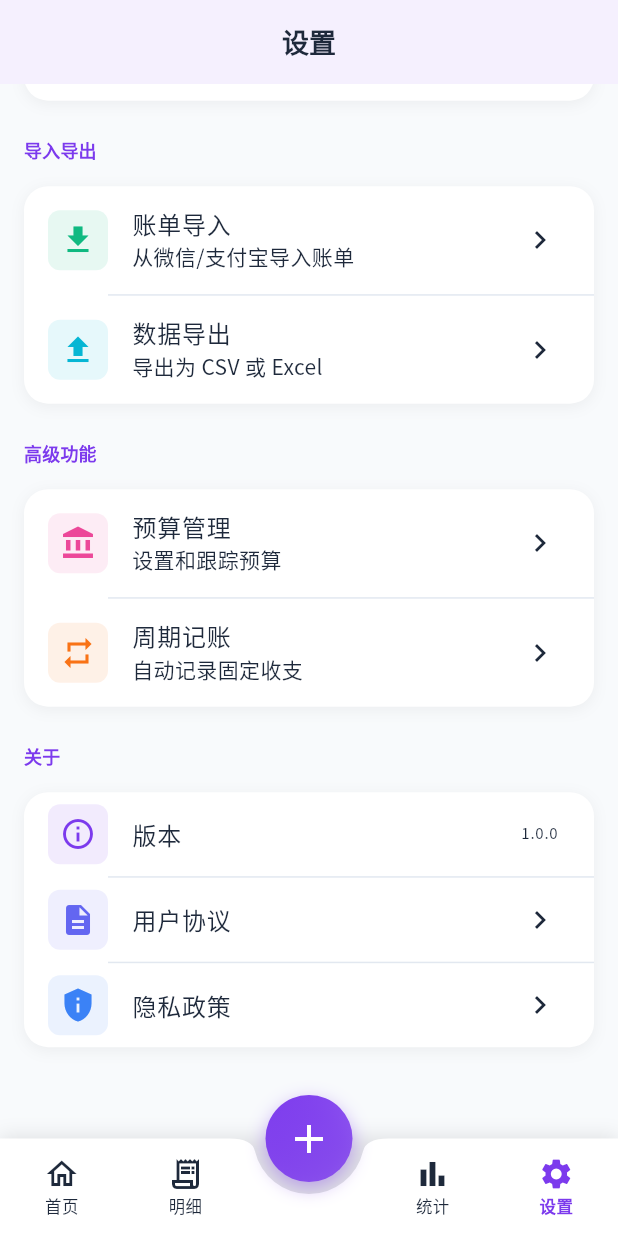
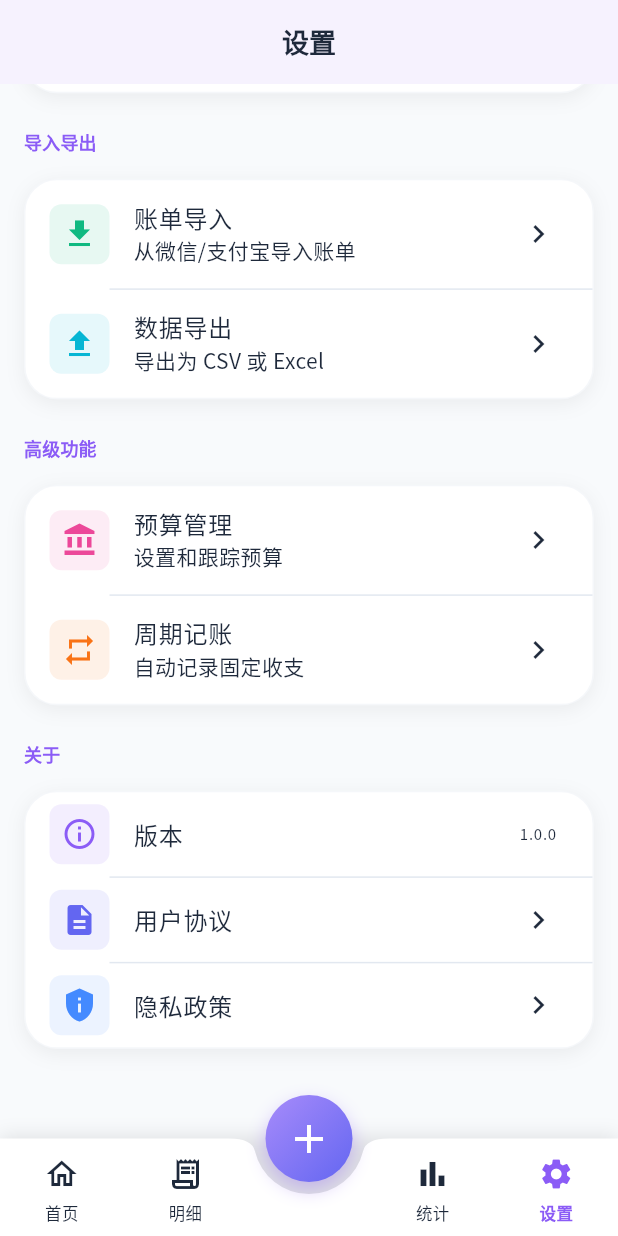
Before and after one commit to GuheiheiYa/golden-bookkeeper, a Flutter app: the screen it shows after launch, item 4 of the bottom bar chosen, scrolled down 476 dp, on a phone screen of 412 x 824 dp. Run offline on Flutter 3.47's test engine with Material 3 defaults, Android fonts, the phone set to English and light mode, and no system bars; drawn by our look-alikes of flutter_animate; our stand-ins replace csv, file_picker, fl_chart, flutter_riverpod, go_router, google_fonts and 4 more; missing offline and left inert: excel; accounts and stored records are empty.

Commit message:
style(theme): premium dark palette and nav chrome
Co-authored-by: Cursor <cursoragent@cursor.com>

```diff
--- a/lib/app/router/app_router.dart
+++ b/lib/app/router/app_router.dart
@@ -94,7 +94,9 @@ class MainScreen extends StatelessWidget {
           padding: EdgeInsets.zero,
           notchMargin: 8,
           shape: const CircularNotchedRectangle(),
-          color: theme.colorScheme.surface,
+          color: isDark ? AppColors.darkSurfaceVariant : theme.colorScheme.surface,
+          elevation: isDark ? 8 : 2,
+          shadowColor: Colors.black.withOpacity(isDark ? 0.45 : 0.12),
           child: Row(
             mainAxisAlignment: MainAxisAlignment.spaceAround,
             children: [
@@ -146,8 +148,8 @@ class MainScreen extends StatelessWidget {
         decoration: BoxDecoration(
           gradient: LinearGradient(
             colors: [
-              AppColors.primary,
-              AppColors.primary.withOpacity(0.8),
+              AppColors.primaryLight,
+              AppColors.secondary,
             ],
             begin: Alignment.topLeft,
             end: Alignment.bottomRight,
@@ -155,9 +157,9 @@ class MainScreen extends StatelessWidget {
           shape: BoxShape.circle,
           boxShadow: [
             BoxShadow(
-              color: AppColors.primary.withOpacity(0.4),
-              blurRadius: 10,
-              offset: const Offset(0, 4),
+              color: AppColors.primary.withOpacity(isDark ? 0.55 : 0.35),
+              blurRadius: isDark ? 16 : 10,
+              offset: const Offset(0, 5),
             ),
           ],
         ),
@@ -187,7 +189,24 @@ class MainScreen extends StatelessWidget {
     required bool isSelected,
   }) {
     final theme = Theme.of(context);
-    final color = isSelected ? AppColors.primary : theme.colorScheme.onSurfaceVariant;
+    final isDark = theme.brightness == Brightness.dark;
+
+    late final Color iconColor;
+    late final Color labelColor;
+    if (isDark) {
+      if (isSelected) {
+        iconColor = AppColors.darkBackground;
+        labelColor = AppColors.darkBackground;
+      } else {
+        iconColor = AppColors.darkOnSurfaceVariant;
+        labelColor = AppColors.darkOnSurfaceVariant;
+      }
+    } else {
+      final color =
+          isSelected ? AppColors.primary : theme.colorScheme.onSurfaceVariant;
+      iconColor = color;
+      labelColor = color;
+    }
 
     return InkWell(
       onTap: () {
@@ -204,16 +223,33 @@ class MainScreen extends StatelessWidget {
           mainAxisSize: MainAxisSize.min,
           mainAxisAlignment: MainAxisAlignment.center,
           children: [
-            Icon(
-              isSelected ? selectedIcon : icon,
-              color: color,
-              size: 24,
+            SizedBox(
+              height: 34,
+              child: Stack(
+                alignment: Alignment.center,
+                children: [
+                  if (isDark && isSelected)
+                    Container(
+                      width: 36,
+                      height: 36,
+                      decoration: const BoxDecoration(
+                        color: Colors.white,
+                        shape: BoxShape.circle,
+                      ),
+                    ),
+                  Icon(
+                    isSelected ? selectedIcon : icon,
+                    color: iconColor,
+                    size: 24,
+                  ),
+                ],
+              ),
             ),
             const SizedBox(height: 2),
             Text(
               label,
               style: TextStyle(
-                color: color,
+                color: labelColor,
                 fontSize: 11,
                 fontWeight: isSelected ? FontWeight.w600 : FontWeight.normal,
               ),
--- a/lib/core/theme/app_colors.dart
+++ b/lib/core/theme/app_colors.dart
@@ -1,22 +1,22 @@
 import 'package:flutter/material.dart';
 
 class AppColors {
-  // 主色调 - 紫色/靛蓝 (Claude 风格)
-  static const Color primary = Color(0xFF7C3AED);
-  static const Color primaryLight = Color(0xFF8B5CF6);
-  static const Color primaryDark = Color(0xFF6D28D9);
+  /// 主色：偏亮紫，在深色底上更接近参考图的点缀色
+  static const Color primary = Color(0xFF8B5CF6);
+  static const Color primaryLight = Color(0xFFA78BFA);
+  static const Color primaryDark = Color(0xFF7C3AED);
   static const Color secondary = Color(0xFF6366F1);
   static const Color secondaryLight = Color(0xFF818CF8);
 
-  // 功能色
-  static const Color success = Color(0xFF10B981);
-  static const Color warning = Color(0xFFF59E0B);
-  static const Color error = Color(0xFFEF4444);
-  static const Color info = Color(0xFF3B82F6);
+  // 功能色（深色 UI 上略提高饱和度）
+  static const Color success = Color(0xFF00E676);
+  static const Color warning = Color(0xFFFFB020);
+  static const Color error = Color(0xFFFF5252);
+  static const Color info = Color(0xFF448AFF);
 
-  // 收入/支出
-  static const Color income = Color(0xFF10B981);
-  static const Color expense = Color(0xFFEF4444);
+  /// 收入 / 支出（金融类深色 App 常用绿 / 珊瑚红）
+  static const Color income = Color(0xFF00E676);
+  static const Color expense = Color(0xFFFF5252);
 
   // 亮色模式
   static const Color lightBackground = Color(0xFFF8FAFC);
@@ -28,15 +28,18 @@ class AppColors {
   static const Color lightOutline = Color(0xFFE2E8F0);
   static const Color lightShadow = Color(0x0D000000);
 
-  // 暗色模式
-  static const Color darkBackground = Color(0xFF0F0F23);
-  static const Color darkSurface = Color(0xFF1A1A2E);
-  static const Color darkSurfaceVariant = Color(0xFF252542);
-  static const Color darkOnBackground = Color(0xFFE2E8F0);
-  static const Color darkOnSurface = Color(0xFFE2E8F0);
-  static const Color darkOnSurfaceVariant = Color(0xFF94A3B8);
-  static const Color darkOutline = Color(0xFF334155);
-  static const Color darkShadow = Color(0x1A000000);
+  /// 暗色：近黑底 + 略亮一级卡片（对齐常见 premium dark / #121212 体系）
+  static const Color darkBackground = Color(0xFF121212);
+  static const Color darkSurface = Color(0xFF1E1E1E);
+  static const Color darkSurfaceVariant = Color(0xFF2C2C2E);
+  static const Color darkOnBackground = Color(0xFFFFFFFF);
+  static const Color darkOnSurface = Color(0xFFFFFFFF);
+  static const Color darkOnSurfaceVariant = Color(0xFF9E9E9E);
+  static const Color darkOutline = Color(0xFF38383A);
+  static const Color darkShadow = Color(0x66000000);
+
+  /// 深色卡片边缘高光（轻层次，非重度玻璃模糊）
+  static const Color darkCardBorder = Color(0x14FFFFFF);
 
   // 分类颜色
   static const List<Color> categoryColors = [
--- a/lib/core/theme/app_theme.dart
+++ b/lib/core/theme/app_theme.dart
@@ -39,8 +39,9 @@ class AppTheme {
       cardTheme: CardThemeData(
         color: AppColors.lightSurface,
         elevation: 0,
+        shadowColor: AppColors.lightShadow,
         shape: RoundedRectangleBorder(
-          borderRadius: BorderRadius.circular(16),
+          borderRadius: BorderRadius.circular(22),
         ),
       ),
       bottomNavigationBarTheme: BottomNavigationBarThemeData(
@@ -61,15 +62,15 @@ class AppTheme {
         filled: true,
         fillColor: AppColors.lightSurfaceVariant,
         border: OutlineInputBorder(
-          borderRadius: BorderRadius.circular(12),
+          borderRadius: BorderRadius.circular(14),
           borderSide: BorderSide.none,
         ),
         enabledBorder: OutlineInputBorder(
-          borderRadius: BorderRadius.circular(12),
+          borderRadius: BorderRadius.circular(14),
           borderSide: BorderSide.none,
         ),
         focusedBorder: OutlineInputBorder(
-          borderRadius: BorderRadius.circular(12),
+          borderRadius: BorderRadius.circular(14),
           borderSide: BorderSide(color: AppColors.primary, width: 2),
         ),
         contentPadding: EdgeInsets.symmetric(horizontal: 16, vertical: 14),
@@ -81,7 +82,7 @@ class AppTheme {
           elevation: 0,
           padding: EdgeInsets.symmetric(horizontal: 24, vertical: 14),
           shape: RoundedRectangleBorder(
-            borderRadius: BorderRadius.circular(12),
+            borderRadius: BorderRadius.circular(14),
           ),
         ),
       ),
@@ -106,15 +107,18 @@ class AppTheme {
         onPrimary: Colors.white,
         onSecondary: Colors.white,
         onSurface: AppColors.darkOnSurface,
+        onSurfaceVariant: AppColors.darkOnSurfaceVariant,
         outline: AppColors.darkOutline,
         error: AppColors.error,
       ),
       scaffoldBackgroundColor: AppColors.darkBackground,
+      shadowColor: Colors.black.withOpacity(0.45),
       textTheme: _buildTextTheme(Brightness.dark),
       appBarTheme: AppBarTheme(
-        backgroundColor: AppColors.darkSurface,
+        backgroundColor: AppColors.darkBackground,
         foregroundColor: AppColors.darkOnSurface,
         elevation: 0,
+        scrolledUnderElevation: 0,
         centerTitle: true,
         titleTextStyle: GoogleFonts.notoSansSc(
           fontSize: 18,
@@ -125,13 +129,14 @@ class AppTheme {
       cardTheme: CardThemeData(
         color: AppColors.darkSurface,
         elevation: 0,
+        shadowColor: AppColors.darkShadow,
         shape: RoundedRectangleBorder(
-          borderRadius: BorderRadius.circular(16),
+          borderRadius: BorderRadius.circular(24),
         ),
       ),
       bottomNavigationBarTheme: BottomNavigationBarThemeData(
         backgroundColor: AppColors.darkSurface,
-        selectedItemColor: AppColors.primaryLight,
+        selectedItemColor: AppColors.darkOnSurface,
         unselectedItemColor: AppColors.darkOnSurfaceVariant,
         type: BottomNavigationBarType.fixed,
         elevation: 0,
@@ -147,15 +152,15 @@ class AppTheme {
         filled: true,
         fillColor: AppColors.darkSurfaceVariant,
         border: OutlineInputBorder(
-          borderRadius: BorderRadius.circular(12),
+          borderRadius: BorderRadius.circular(14),
           borderSide: BorderSide.none,
         ),
         enabledBorder: OutlineInputBorder(
-          borderRadius: BorderRadius.circular(12),
+          borderRadius: BorderRadius.circular(14),
           borderSide: BorderSide.none,
         ),
         focusedBorder: OutlineInputBorder(
-          borderRadius: BorderRadius.circular(12),
+          borderRadius: BorderRadius.circular(14),
           borderSide: BorderSide(color: AppColors.primaryLight, width: 2),
         ),
         contentPadding: EdgeInsets.symmetric(horizontal: 16, vertical: 14),
@@ -167,7 +172,7 @@ class AppTheme {
           elevation: 0,
           padding: EdgeInsets.symmetric(horizontal: 24, vertical: 14),
           shape: RoundedRectangleBorder(
-            borderRadius: BorderRadius.circular(12),
+            borderRadius: BorderRadius.circular(14),
           ),
         ),
       ),
@@ -183,6 +188,9 @@ class AppTheme {
     final color = brightness == Brightness.light
         ? AppColors.lightOnSurface
         : AppColors.darkOnSurface;
+    final muted = brightness == Brightness.light
+        ? AppColors.lightOnSurfaceVariant
+        : AppColors.darkOnSurfaceVariant;
 
     return TextTheme(
       displayLarge: GoogleFonts.notoSansSc(
@@ -228,7 +236,7 @@ class AppTheme {
       titleSmall: GoogleFonts.notoSansSc(
         fontSize: 12,
         fontWeight: FontWeight.w500,
-        color: color,
+        color: muted,
       ),
       bodyLarge: GoogleFonts.notoSansSc(
         fontSize: 16,
@@ -243,7 +251,7 @@ class AppTheme {
       bodySmall: GoogleFonts.notoSansSc(
         fontSize: 12,
         fontWeight: FontWeight.normal,
-        color: color,
+        color: muted,
       ),
       labelLarge: GoogleFonts.notoSansSc(
         fontSize: 14,
@@ -253,12 +261,12 @@ class AppTheme {
       labelMedium: GoogleFonts.notoSansSc(
         fontSize: 12,
         fontWeight: FontWeight.w500,
-        color: color,
+        color: muted,
       ),
       labelSmall: GoogleFonts.notoSansSc(
         fontSize: 10,
         fontWeight: FontWeight.w500,
-        color: color,
+        color: muted,
       ),
     );
   }
--- a/lib/features/home/presentation/home_screen.dart
+++ b/lib/features/home/presentation/home_screen.dart
@@ -73,6 +73,8 @@ class _HomeScreenState extends ConsumerState<HomeScreen> {
     // 监听预算数据，确保交易更新后预算也会刷新
     ref.watch(budgetUsageProvider);
 
+    final isDark = Theme.of(context).brightness == Brightness.dark;
+
     return Scaffold(
       body: CustomScrollView(
         slivers: [
@@ -81,6 +83,8 @@ class _HomeScreenState extends ConsumerState<HomeScreen> {
             expandedHeight: 120,
             floating: false,
             pinned: true,
+            backgroundColor:
+                isDark ? AppColors.darkBackground : Theme.of(context).colorScheme.surface,
             flexibleSpace: FlexibleSpaceBar(
               title: Text(
                 '记账本',
@@ -94,10 +98,16 @@ class _HomeScreenState extends ConsumerState<HomeScreen> {
                   gradient: LinearGradient(
                     begin: Alignment.topLeft,
                     end: Alignment.bottomRight,
-                    colors: [
-                      AppColors.primary.withOpacity(0.1),
-                      AppColors.secondary.withOpacity(0.05),
-                    ],
+                    colors: isDark
+                        ? [
+                            AppColors.primary.withOpacity(0.22),
+                            AppColors.darkBackground,
+                            AppColors.secondary.withOpacity(0.12),
+                          ]
+                        : [
+                            AppColors.primary.withOpacity(0.1),
+                            AppColors.secondary.withOpacity(0.05),
+                          ],
                   ),
                 ),
               ),
--- a/lib/shared/widgets/app_card.dart
+++ b/lib/shared/widgets/app_card.dart
@@ -1,4 +1,6 @@
 import 'package:flutter/material.dart';
+
+import '../../core/theme/app_colors.dart';
 
 class AppCard extends StatelessWidget {
   final Widget child;
@@ -20,23 +22,32 @@ class AppCard extends StatelessWidget {
 
   @override
   Widget build(BuildContext context) {
+    final theme = Theme.of(context);
+    final isDark = theme.brightness == Brightness.dark;
+    final r = borderRadius ?? (isDark ? 24.0 : 22.0);
+
     return Container(
       margin: margin ?? const EdgeInsets.symmetric(horizontal: 16, vertical: 8),
       decoration: BoxDecoration(
-        color: color ?? Theme.of(context).colorScheme.surface,
-        borderRadius: BorderRadius.circular(borderRadius ?? 16),
+        color: color ?? theme.colorScheme.surface,
+        borderRadius: BorderRadius.circular(r),
+        border: isDark
+            ? Border.all(color: AppColors.darkCardBorder, width: 1)
+            : Border.all(color: AppColors.lightOutline.withOpacity(0.35), width: 1),
         boxShadow: [
           BoxShadow(
-            color: Theme.of(context).shadowColor.withOpacity(0.05),
-            blurRadius: 8,
-            offset: const Offset(0, 2),
+            color: isDark
+                ? Colors.black.withOpacity(0.45)
+                : theme.shadowColor.withOpacity(0.06),
+            blurRadius: isDark ? 20 : 10,
+            offset: Offset(0, isDark ? 8 : 3),
           ),
         ],
       ),
       child: Material(
         color: Colors.transparent,
         child: InkWell(
-          borderRadius: BorderRadius.circular(borderRadius ?? 16),
+          borderRadius: BorderRadius.circular(r),
           onTap: onTap,
           child: Padding(
             padding: padding ?? const EdgeInsets.all(16),
```
Also changed, not shown: 1 other file.
